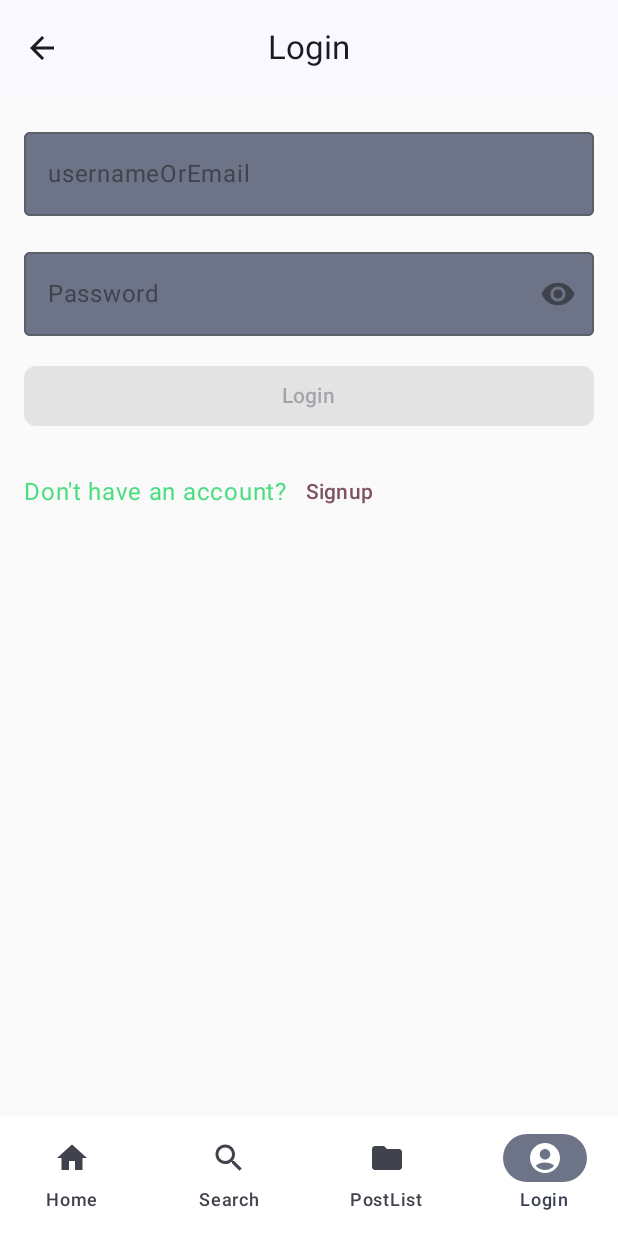
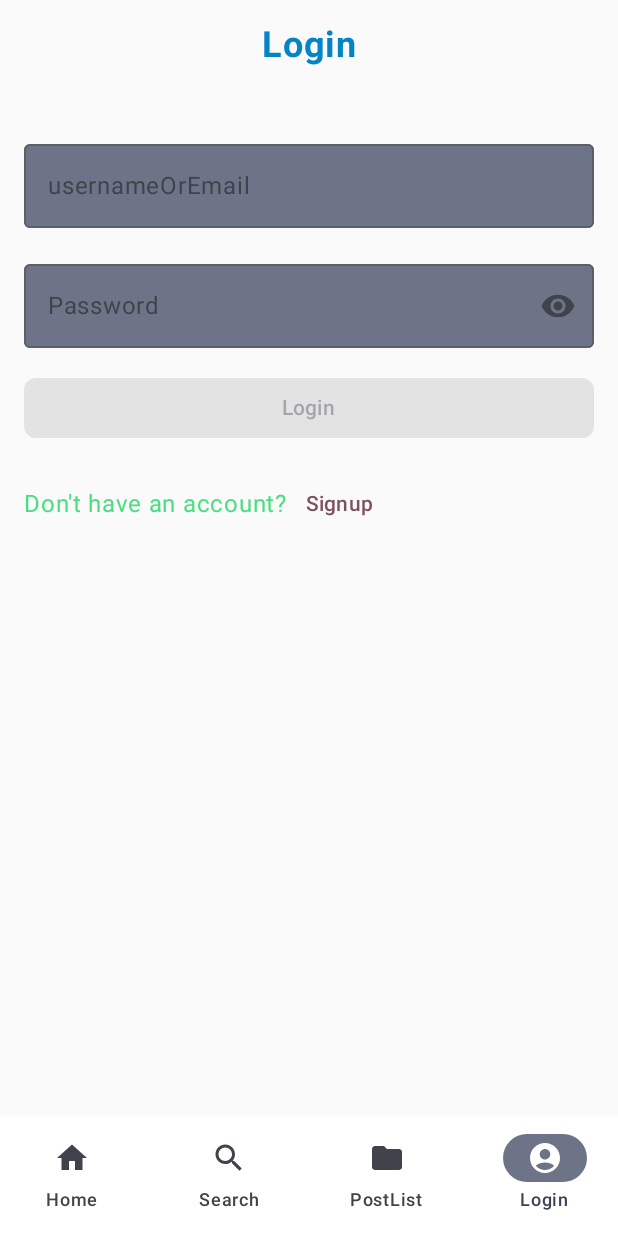
Before and after one commit to yilinng/Todo_Notion_Compose, an Android app built with Jetpack Compose: the LoginScreen screen opened through its navigation route, on a phone screen of 412 x 824 dp. Run offline under Robolectric (Android 15) with nearby library versions, the phone set to English and light mode, and no system bars; our stand-ins replace Room's generated code, window size class; libraries missing offline, so code that uses them is left out: com.jakewharton.retrofit2; pictures from the network do not load; 2 statements that could not run were skipped.

```diff
--- a/app/build.gradle.kts
+++ b/app/build.gradle.kts
@@ -63,6 +63,7 @@ dependencies {
     implementation("androidx.compose.material3:material3-android:1.2.0-alpha10")
     implementation("androidx.compose.material:material-icons-extended:1.6.0-beta03")
     implementation("androidx.compose.material:material:1.6.0-beta03")
+    implementation("androidx.compose.material3:material3-window-size-class")
 
     implementation("androidx.lifecycle:lifecycle-livedata-ktx:${rootProject.extra["lifecycle_version"]}")
     implementation("androidx.lifecycle:lifecycle-runtime-ktx:${rootProject.extra["lifecycle_version"]}")
--- a/app/src/main/java/com/example/todonotioncompose/MainActivity.kt
+++ b/app/src/main/java/com/example/todonotioncompose/MainActivity.kt
@@ -5,14 +5,23 @@ import androidx.activity.ComponentActivity
 import androidx.activity.compose.setContent
 import androidx.core.view.WindowCompat
 import com.example.todonotioncompose.ui.theme.TodoNotionComposeTheme
+import androidx.compose.material3.windowsizeclass.calculateWindowSizeClass
+import androidx.compose.material3.Surface
+import androidx.compose.material3.windowsizeclass.ExperimentalMaterial3WindowSizeClassApi
 
 class MainActivity : ComponentActivity() {
+    @OptIn(ExperimentalMaterial3WindowSizeClassApi::class)
     override fun onCreate(savedInstanceState: Bundle?) {
         super.onCreate(savedInstanceState)
         WindowCompat.setDecorFitsSystemWindows(window, false)
         setContent {
             TodoNotionComposeTheme {
-                TodoNotionApp()
+                Surface {
+                    val windowSize = calculateWindowSizeClass(this)
+                    TodoNotionApp(
+                        windowSize = windowSize.widthSizeClass,
+                    )
+                }
             }
         }
     }
--- /dev/null
+++ b/app/src/main/java/com/example/todonotioncompose/ui/UiState.kt
@@ -0,0 +1,5 @@
+package com.example.todonotioncompose.ui
+
+data class UiState (
+    val isShowingHomepage: Boolean = true
+)
--- a/app/src/main/java/com/example/todonotioncompose/ui/auth/LoginScreen.kt
+++ b/app/src/main/java/com/example/todonotioncompose/ui/auth/LoginScreen.kt
@@ -41,6 +41,7 @@ import androidx.compose.ui.res.dimensionResource
 
 import androidx.compose.ui.res.stringResource
 import androidx.compose.ui.semantics.semantics
+import androidx.compose.ui.text.font.FontWeight
 import androidx.compose.ui.text.input.ImeAction
 import androidx.compose.ui.text.input.PasswordVisualTransformation
 import androidx.compose.ui.text.input.VisualTransformation
@@ -56,7 +57,6 @@ import com.example.todonotioncompose.ui.AppViewModelProvider
 import com.example.todonotioncompose.ui.theme.*
 
 
-
 object LoginScreenDestination : NavigationDestination {
     override val route = "login"
     override val titleRes = R.string.login
@@ -69,9 +69,6 @@ object LoginScreenDestination : NavigationDestination {
 @OptIn(ExperimentalMaterial3Api::class)
 @Composable
 fun LoginScreen(
-    navigateBack: () -> Unit,
-    onNavigateUp: () -> Unit,
-    canNavigateBack: Boolean = true,
     tokenViewModel: TokenViewModel = viewModel(factory = AppViewModelProvider.Factory),
     userViewModel: UserViewModel,
     navigateToHome: () -> Unit,
@@ -81,15 +78,6 @@ fun LoginScreen(
 ) {
     // val uiState by tokenViewModel.tokensUiState.collectAsState()
 
-    Scaffold(
-        topBar = {
-            TodoNotionAppBar(
-                title = stringResource(LoginScreenDestination.titleRes),
-                canNavigateBack = canNavigateBack,
-                navigateUp = onNavigateUp
-            )
-        }
-    ) { innerPadding ->
     Column(
         verticalArrangement = Arrangement.spacedBy(12.dp),
         horizontalAlignment = Alignment.CenterHorizontally,
@@ -108,6 +96,14 @@ fun LoginScreen(
         val context = LocalContext.current
         val columnPadding = dimensionResource(id = R.dimen.padding_medium)
 
+        Text(
+            text = stringResource(R.string.login),
+            color = Sky600,
+            fontSize = 24.sp,
+            fontWeight = FontWeight.Bold,
+            modifier = modifier.padding(dimensionResource(id = R.dimen.padding_medium)),
+        )
+
         LoginEntryBody(
             loginInputUiState = userViewModel.loginInputUiState,
             //    onLoginValueChange = userViewModel::up,
@@ -118,7 +114,6 @@ fun LoginScreen(
             onSignupTextClick = navigateToSignup,
             userViewModel = userViewModel,
             modifier = Modifier
-                    .padding(innerPadding)
                 .fillMaxWidth()
         )
 
@@ -140,7 +135,7 @@ fun LoginScreen(
 
             is LoginUiState.Error -> {
                 Text(
-                        text =  stringResource(R.string.login_error),
+                    text = stringResource(R.string.login_error),
                     color = Color.Red,
                     fontSize = 20.sp,
                     modifier = modifier
@@ -157,8 +152,6 @@ fun LoginScreen(
 
 
 }
-}
-
 
 
 fun showMessage(context: Context, errorText: Int) {
--- a/app/src/main/java/com/example/todonotioncompose/ui/navigation/TodoNotionNavGraph.kt
+++ b/app/src/main/java/com/example/todonotioncompose/ui/navigation/TodoNotionNavGraph.kt
@@ -3,17 +3,13 @@ package com.example.todonotioncompose.ui.navigation
 import androidx.compose.runtime.Composable
 import androidx.compose.ui.Modifier
 import androidx.compose.ui.window.DialogProperties
-import androidx.lifecycle.viewmodel.compose.viewModel
 import androidx.navigation.NavHostController
-import androidx.navigation.NavType
 import androidx.navigation.compose.NavHost
 import androidx.navigation.compose.composable
 import androidx.navigation.compose.dialog
-import androidx.navigation.navArgument
-import com.example.todonotioncompose.R
+
 import com.example.todonotioncompose.model.BottomNavItem
 import com.example.todonotioncompose.ui.auth.LoginScreen
-import com.example.todonotioncompose.ui.auth.LoginScreenDestination
 import com.example.todonotioncompose.ui.auth.LogoutDialog
 import com.example.todonotioncompose.ui.auth.LogoutDialogDestination
 import com.example.todonotioncompose.ui.auth.SignupScreen
@@ -29,13 +25,13 @@ import com.example.todonotioncompose.ui.post.PostListScreen
 import com.example.todonotioncompose.ui.search.SearchResultScreen
 import com.example.todonotioncompose.ui.search.SearchResultScreenDestination
 import com.example.todonotioncompose.ui.search.SearchScreen
-import com.example.todonotioncompose.ui.search.SearchScreenDestination
 import com.example.todonotioncompose.ui.search.SearchViewModel
 import com.example.todonotioncompose.ui.todo.HomeDestination
 import com.example.todonotioncompose.ui.todo.TodoDetailScreen
 import com.example.todonotioncompose.ui.todo.TodoDetailScreenDestination
 import com.example.todonotioncompose.ui.todo.TodoListScreen
 import com.example.todonotioncompose.ui.todo.TodoViewModel
+import com.example.todonotioncompose.utils.NavigationType
 
 /**
  * Provides Navigation graph for the application.
@@ -85,7 +81,6 @@ fun TodoNotionNavHost(
         ) {
             SearchScreen(
                 navigateBack = { navController.popBackStack() },
-                onNavigateUp = { navController.navigateUp() },
                 navigateToSearchResult = {
                     navController.navigate(SearchResultScreenDestination.route)
                 },
@@ -114,8 +109,6 @@ fun TodoNotionNavHost(
             route = BottomNavItem.Login.route
         ) {
             LoginScreen(
-                navigateBack = { navController.popBackStack() },
-                onNavigateUp = { navController.navigateUp() },
                 navigateToHome = {
                     navController.navigate(BottomNavItem.Home.route)
                 },
@@ -147,8 +140,6 @@ fun TodoNotionNavHost(
                 postUiState = userViewModel.postUiState,
                 retryAction = userViewModel::getPostsAction,
                 userViewModel = userViewModel,
-                navigateBack = { navController.popBackStack() },
-                onNavigateUp = { navController.navigateUp() },
                 navigateToPostEntry = {
                     navController.navigate(PostEntryDestination.route)
                 }
--- a/app/src/main/java/com/example/todonotioncompose/ui/search/SearchViewModel.kt
+++ b/app/src/main/java/com/example/todonotioncompose/ui/search/SearchViewModel.kt
@@ -9,8 +9,7 @@ import androidx.lifecycle.viewModelScope
 
 import com.example.todonotioncompose.data.Keyword.Keyword
 import com.example.todonotioncompose.data.Keyword.KeywordsRepository
-import com.example.todonotioncompose.model.Post
-import com.example.todonotioncompose.ui.auth.PostDetails
+
 
 import kotlinx.coroutines.flow.SharingStarted
 import kotlinx.coroutines.flow.StateFlow
@@ -61,7 +60,7 @@ class SearchViewModel(private val keywordsRepository: KeywordsRepository) : View
     }
 
     /**
-     * Deletes the item from the [ItemsRepository]'s data source.
+     * Deletes the item from the [keywordsRepository]'s data source.
      */
     suspend fun deleteKeyword() {
         keywordsRepository.deleteKeyword(keywordUiState.keywordDetails.toKeyword())
--- /dev/null
+++ b/app/src/main/java/com/example/todonotioncompose/utils/WindowStateUtils.kt
@@ -0,0 +1,5 @@
+package com.example.todonotioncompose.utils
+
+enum class NavigationType {
+    BOTTOM_NAVIGATION, NAVIGATION_RAIL, PERMANENT_NAVIGATION_DRAWER
+}
```
Also changed, not shown: app/src/main/java/com/example/todonotioncompose/TodoNotionScreen.kt (+121 -35 lines), app/src/main/java/com/example/todonotioncompose/ui/post/PostListScreen.kt (+6 -12 lines), app/src/main/java/com/example/todonotioncompose/ui/search/SearchResultScreen.kt (+8 -8 lines), app/src/main/java/com/example/todonotioncompose/ui/search/SearchScreen.kt (+10 -18 lines), app/src/main/java/com/example/todonotioncompose/ui/todo/TodoDetailScreen.kt (+33 -19 lines), app/src/main/java/com/example/todonotioncompose/ui/todo/TodoListScreen.kt (+45 -11 lines), app/src/main/java/com/example/todonotioncompose/ui/todo/TodoViewModel.kt (+18 -11 lines). Lines whose indentation alone changed are shown as unchanged.
